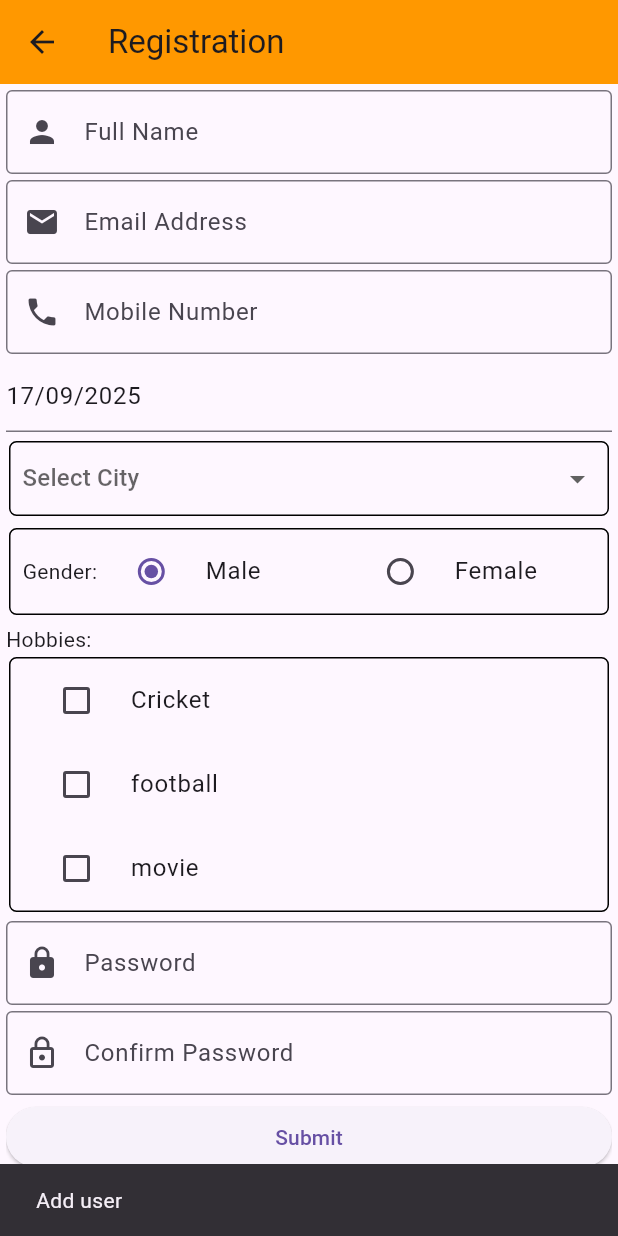
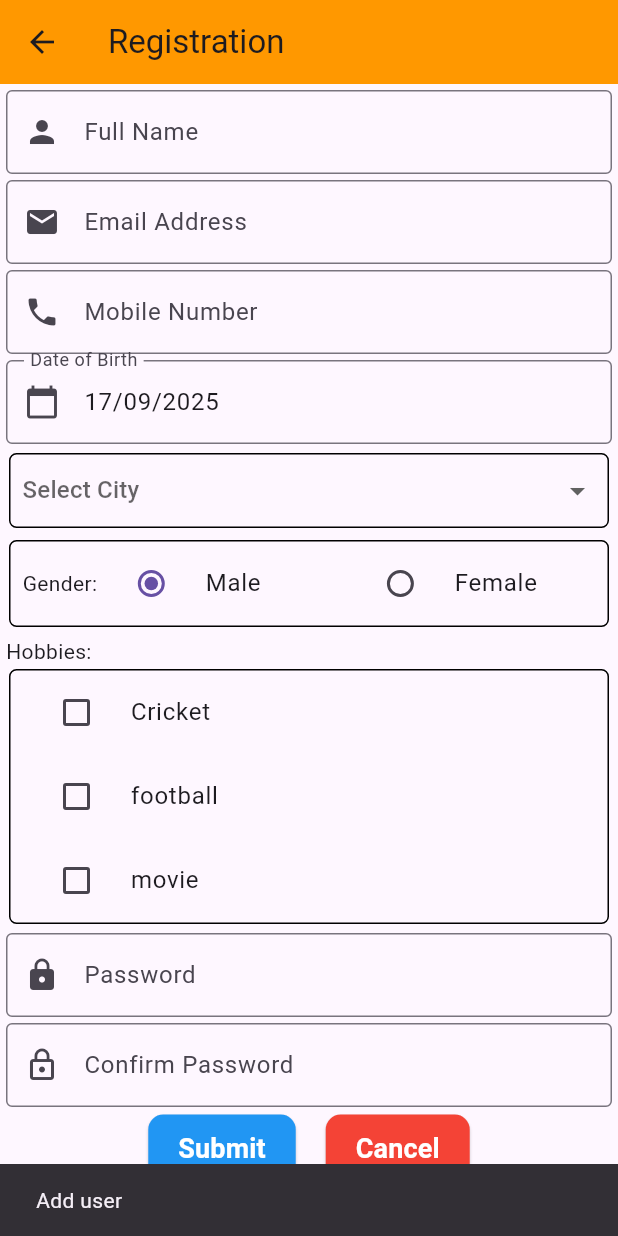
Before and after one commit to VivekRaja984/Flutter_Project, a Flutter app: the screen it shows after launch, after a tap on "Add user", on a phone screen of 412 x 824 dp. Run offline on Flutter 3.47's test engine with Material 3 defaults, Android fonts, the phone set to English and light mode, and no system bars; our stand-ins replace sqflite; accounts and stored records are empty.

Commit message:
final commit

```diff
--- a/lib/dbHelper.dart
+++ b/lib/dbHelper.dart
@@ -19,11 +19,7 @@ class DBHelper {
   Future<int> insertUser(User user) async {
     Database db = await initDatabase();
 
-    /* Map<String, Object?> values={
-      "FirstName":user.FirstName,
-      "LastName":user.LastName,
-      "Email":user.Email,
-    };*/
+
     return db.insert("User", user.toMap());
   }
 
--- a/lib/login.dart
+++ b/lib/login.dart
@@ -121,9 +121,14 @@ class _loginState extends State<login> {
                 },
               ),
               SizedBox(height: 4.0),
-              TextField(
+              TextFormField(
+                controller: datecontroller,
                 readOnly: true,
-                controller: datecontroller,
+                decoration: const InputDecoration(
+                  labelText: "Date of Birth",
+                  border: OutlineInputBorder(),
+                  prefixIcon: Icon(Icons.calendar_today),
+                ),
                 onTap: () async {
                   DateTime? pickedDate = await showDatePicker(
                     context: context,
@@ -132,13 +137,15 @@ class _loginState extends State<login> {
                     lastDate: DateTime.now(),
                   );
                   if (pickedDate != null) {
-                    selectedDOB = pickedDate; // store real DateTime
+                    setState(() {
+                      selectedDOB = pickedDate;
                       datecontroller.text =
                           DateFormat("dd/MM/yyyy").format(selectedDOB);
-                    setState(() {});
+                    });
                   }
                 },
               ),
+
 
               SizedBox(height: 4.0),
               Container(
@@ -274,27 +281,47 @@ class _loginState extends State<login> {
                 },
               ),
               SizedBox(height: 4.0),
+              Row(
+                mainAxisAlignment: MainAxisAlignment.center,
+                children: [
                   ElevatedButton(
                     onPressed: () {
                       insertUser();
                     },
-                child: Text("Submit"),
+                    style: ElevatedButton.styleFrom(
+
+                      backgroundColor: Colors.blue,
+                      padding: EdgeInsets.symmetric(horizontal: 20, vertical: 10),
+                      shape: RoundedRectangleBorder(
+                        borderRadius: BorderRadius.circular(10),
                       ),
-              SizedBox(height: 4.0),
+                    ),
+                    child: Text(
+                      "Submit",
+                      style: TextStyle(fontSize: 18, fontWeight: FontWeight.bold,color: Colors.white),
+                    ),
+                  ),
+                  SizedBox(width: 20,),
                   ElevatedButton(
                     onPressed: () {
-                  fullNameController.clear();
-                  emailController.clear();
-                  mobileController.clear();
-                  dobController.clear();
-                  cityController.clear();
-                  genderController.clear();
-                  hobbiesController.clear();
-                  passwordController.clear();
-                  confirmPasswordController.clear();
+                      clear();
                     },
-                child: Text("Clear"),
+                    style: ElevatedButton.styleFrom(
+                      backgroundColor: Colors.red,
+                      padding: EdgeInsets.symmetric(horizontal: 20, vertical: 10),
+                      shape: RoundedRectangleBorder(
+                        borderRadius: BorderRadius.circular(10),
                       ),
+                    ),
+                    child: Text(
+                      "Cancel",
+                      style: TextStyle(fontSize: 18, fontWeight: FontWeight.bold,color:Colors.white),
+                    ),
+                  ),
+                ],
+              ),
+
+
             ],
           ),
         ),
@@ -312,13 +339,9 @@ class _loginState extends State<login> {
     hobbiesController.clear();
     passwordController.clear();
     confirmPasswordController.clear();
-
-    // reset selections
     selectedCity = null;
     genderGroupValue = "Male";
     selectedDOB = DateTime.now();
-
-    // reset hobbies
     for (var item in hobbies) {
       item["value"] = false;
     }
@@ -330,8 +353,7 @@ class _loginState extends State<login> {
   void setUserData() {
     if (widget.user != null) {
 
-      fullNameController.text = widget.user!.FirstName;
-      fullNameController.text=widget.user!.LastName;
+      fullNameController.text = "${widget.user!.FirstName} ${widget.user!.LastName}".trim();
       emailController.text = widget.user!.Email;
       mobileController.text = widget.user!.Mobile;
       selectedCity = widget.user!.City;
@@ -347,8 +369,9 @@ class _loginState extends State<login> {
     /* List<User> listUser=await db.getAllUser();
     print(listUser[0].toString());*/
     User user = User();
-    user.FirstName = fullNameController.text;
-    user.LastName=fullNameController.text;
+    List<String> parts = fullNameController.text.trim().split(" ");
+    user.FirstName = parts.isNotEmpty ? parts.first : "";
+    user.LastName  = parts.length > 1 ? parts.sublist(1).join(" ") : "";
     user.Email = emailController.text;
     user.Hobbies = jsonEncode(selectedHobbies);
     user.Gender = genderGroupValue;
```
Also changed, not shown: lib/user_list.dart (+32 -4 lines). Lines whose indentation alone changed are shown as unchanged.
